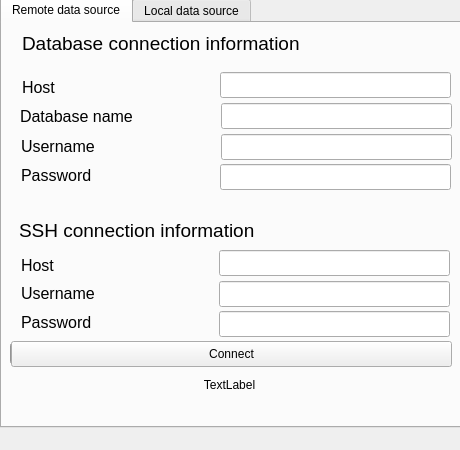
First picture: the form in MegaMachineEvolution/GUI/mainwindow.ui, repository IxSysTech/heigvd-pro-b-13, before the edit.
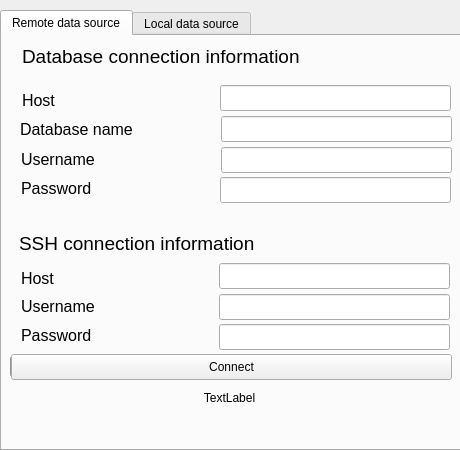
Second picture: the form after the edit.

The edit to the form file:
```diff
--- a/MegaMachineEvolution/GUI/mainwindow.ui
+++ b/MegaMachineEvolution/GUI/mainwindow.ui
@@ -30,9 +30,9 @@
     <property name="geometry">
      <rect>
       <x>0</x>
-      <y>-3</y>
+      <y>10</y>
       <width>461</width>
-      <height>431</height>
+      <height>441</height>
      </rect>
     </property>
     <property name="currentIndex">
```
